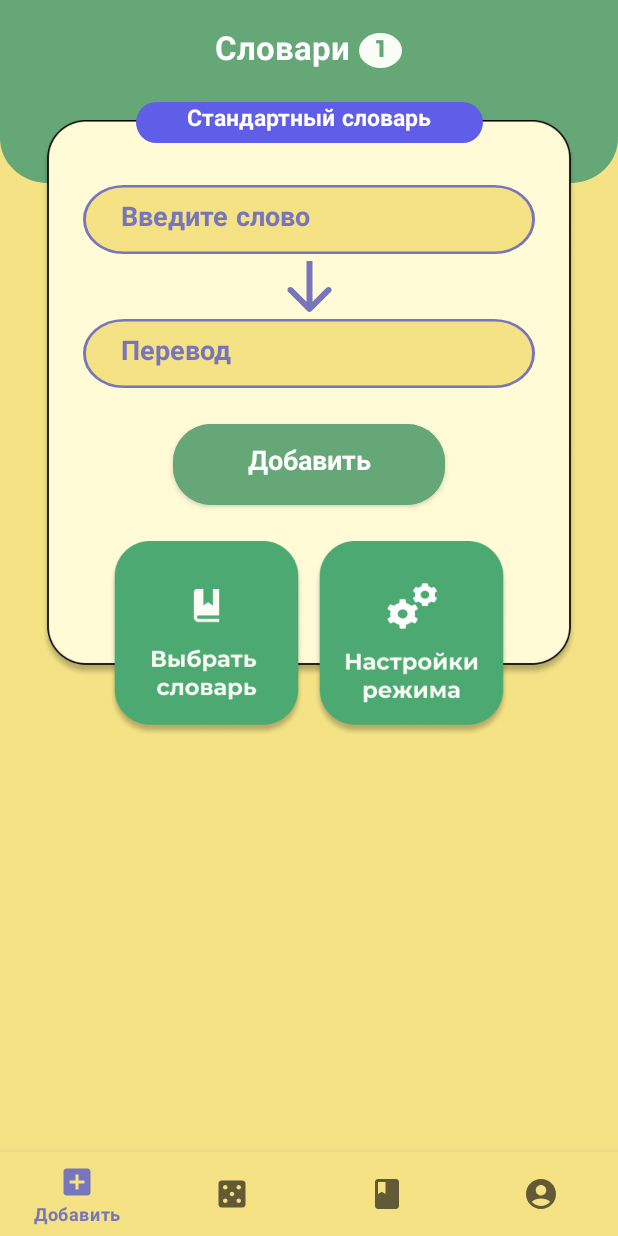
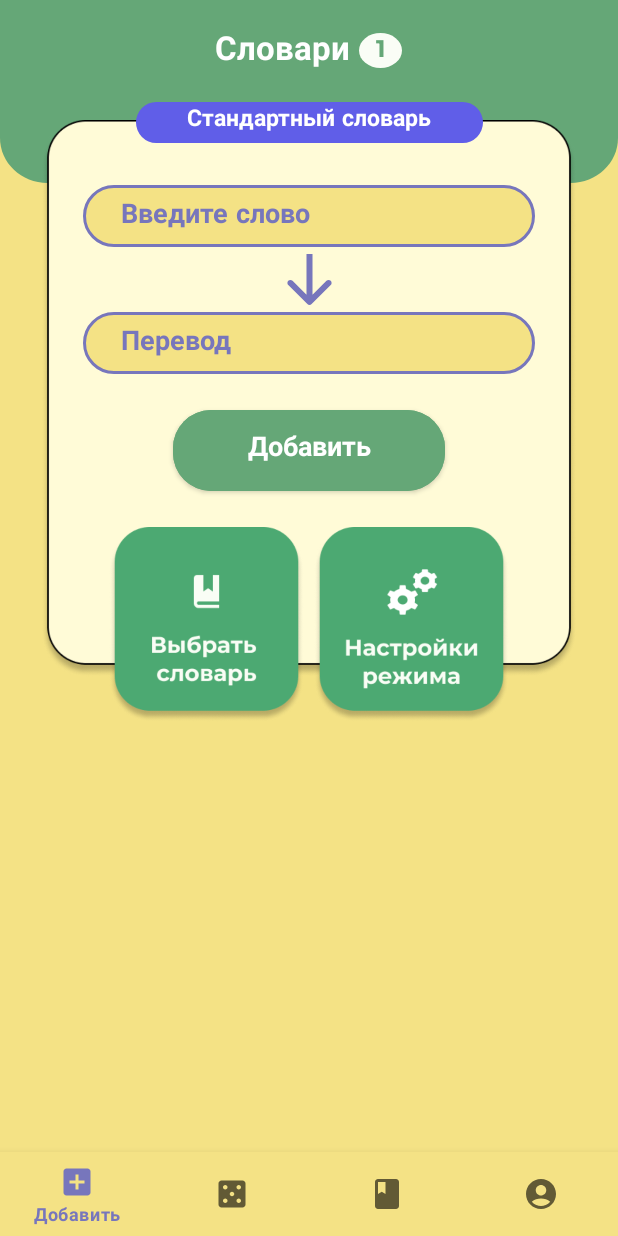
Before and after one commit to nagel-clean-code/word-notification, an Android app: the screen it shows after launch (MainActivity), on a phone screen of 412 x 824 dp. Run offline under Robolectric (Android 15) with nearby library versions, the phone set to English and light mode, and no system bars; our stand-ins replace Dagger/Hilt's generated code, Room's generated code; libraries missing offline, so code that uses them is left out: androidx.hilt.work; Roboto replaces fonts that are not available here; 1 statement that could not run was skipped.

Commit message:
Удаление словарей

```diff
--- a/app/src/main/java/com/nagel/wordnotification/data/dictionaries/DictionaryRepository.kt
+++ b/app/src/main/java/com/nagel/wordnotification/data/dictionaries/DictionaryRepository.kt
@@ -11,6 +11,7 @@ interface DictionaryRepository {
     fun loadDictionaryByName(name: String, idAuthor: Long, success: (Dictionary?) -> Unit)
     fun loadDictionaryById(idDictionary: Long, success: (Dictionary?) -> Unit)
     fun deleteWordById(idWord: Long, success: (Boolean) -> Unit)
+    fun deleteDictionaryById(idDictionary: Long, success: (Boolean) -> Unit)
     fun addWord(word: Word, success: (Long) -> Unit)
     fun createDictionary(name: String, idAccount: Long, success: (dictionary: Dictionary) -> Unit = {})
 }
--- a/app/src/main/java/com/nagel/wordnotification/data/dictionaries/room/DictionaryDao.kt
+++ b/app/src/main/java/com/nagel/wordnotification/data/dictionaries/room/DictionaryDao.kt
@@ -29,6 +29,9 @@ interface DictionaryDao {
 
     @Query("DELETE FROM words WHERE id_word =:idWord")
     suspend fun deleteWord(idWord: Long): Int
+
+    @Query("DELETE FROM dictionaries WHERE id =:idDictionary")
+    suspend fun deleteDictionary(idDictionary: Long): Int
 //    fun deleteWord(idWord: Long): Flow<Int>
 
     @Query("SELECT * FROM words WHERE id_dictionary = :idDictionary")
--- a/app/src/main/java/com/nagel/wordnotification/presentation/addingwords/AddingWordsFragment.kt
+++ b/app/src/main/java/com/nagel/wordnotification/presentation/addingwords/AddingWordsFragment.kt
@@ -127,7 +127,7 @@ class AddingWordsFragment : BaseFragment() {
     }
 
     private fun showMenuActionOnWord(word: Word, position: Int) {
-        MenuSelectingActionsOnWord {
+        MenuSelectingActions {
             viewModel.deleteWord(word.idWord) {
                 viewModel.dictionary?.wordList?.removeIf { it.idWord == word.idWord }
                 listWordsAdapter?.notifyItemRemoved(position)
--- a/app/src/main/java/com/nagel/wordnotification/presentation/addingwords/ListWordsAdapter.kt
+++ b/app/src/main/java/com/nagel/wordnotification/presentation/addingwords/ListWordsAdapter.kt
@@ -50,9 +50,8 @@ class ListWordsAdapter(
     }
 
 
-
     override fun getItemViewType(position: Int): Int {
-        val words = wordList[position]
+        val words = wordList[wordList.size - 1 - position]
         return when {
             words.textFirst.length <= 11 && words.textLast.length <= 11 -> WORD_TYPE_1
             words.textFirst.length <= 20 && words.textLast.length <= 50 -> WORD_TYPE_2
--- /dev/null
+++ b/app/src/main/res/drawable/background_input_view.xml
@@ -0,0 +1,16 @@
+<?xml version="1.0" encoding="utf-8"?>
+<shape xmlns:android="http://schemas.android.com/apk/res/android"
+    android:shape="rectangle">
+
+    <!-- shape property for the view based on the value particular view would be drawn -->
+    <corners android:radius="25dp" />
+    <stroke
+        android:width="2dp"
+        android:color="@color/purple" />
+    <!-- stroke for defining a border for view -->
+    <solid android:color="@color/beige" />
+    <size
+        android:width="40dp"
+        android:height="40dp" />
+    <!-- size element is used to define a design here height & width are same means square with some radius -->
+</shape>
--- a/app/src/main/res/layout/fragment_adding_words.xml
+++ b/app/src/main/res/layout/fragment_adding_words.xml
@@ -115,10 +115,11 @@
                 android:layout_height="wrap_content"
                 android:layout_marginHorizontal="28dp"
                 android:layout_marginTop="43dp"
-                android:background="@drawable/background_input_text_rad_30"
+                android:background="@drawable/background_input_view"
                 android:fontFamily="@font/montserrat_bold"
-                android:hint="Введите слово"
+                android:hint="@string/enter_word"
                 android:maxLines="3"
+                android:paddingVertical="7dp"
                 android:paddingHorizontal="25dp"
                 android:textColor="@color/purple"
                 android:textColorHint="@color/purple"
@@ -143,10 +144,11 @@
                 android:layout_height="wrap_content"
                 android:layout_marginHorizontal="28dp"
                 android:layout_marginTop="43dp"
-                android:background="@drawable/background_input_text_rad_30"
+                android:background="@drawable/background_input_view"
                 android:fontFamily="@font/montserrat_bold"
-                android:hint="Перевод"
+                android:hint="@string/translation"
                 android:maxLines="3"
+                android:paddingVertical="7dp"
                 android:paddingHorizontal="25dp"
                 android:textColor="@color/purple"
                 android:textColorHint="@color/purple"
--- a/app/src/main/res/layout/menu_selecting_actions_on_word.xml
+++ b/app/src/main/res/layout/menu_selecting_actions_on_word.xml
@@ -3,7 +3,9 @@
     android:layout_width="wrap_content"
     android:layout_height="wrap_content"
     android:gravity="center"
-    android:background="@android:color/transparent"
+    android:paddingVertical="30dp"
+    android:paddingHorizontal="20dp"
+    android:background="@drawable/rounded_background_settings"
     android:orientation="vertical">
 
     <Button
--- a/app/src/main/res/values/strings.xml
+++ b/app/src/main/res/values/strings.xml
@@ -39,5 +39,7 @@
     <string name="forgetfulness_curve_long">Каривая Эббингауза долгая</string>
     <string name="plateau_effect">«Эффект плато»</string>
     <string name="save">Сохранить</string>
+    <string name="translation">Перевод</string>
+    <string name="enter_word">Введите слово</string>
 
 </resources>
```
Also changed, not shown: app/src/main/java/com/nagel/wordnotification/data/dictionaries/room/RoomDictionaryRepository.kt (+9 -3 lines), app/src/main/java/com/nagel/wordnotification/presentation/addingwords/MenuSelectingActions.kt (renamed from app/src/main/java/com/nagel/wordnotification/presentation/addingwords/MenuSelectingActionsOnWord.kt, +14 -1 lines), app/src/main/java/com/nagel/wordnotification/presentation/choosingdictionary/ChoosingDictionaryFragment.kt (+12 -1 lines), app/src/main/java/com/nagel/wordnotification/presentation/choosingdictionary/ChoosingDictionaryVM.kt (+10 -0 lines), app/src/main/java/com/nagel/wordnotification/presentation/choosingdictionary/DictionariesListAdapter.kt (+6 -1 lines), app/src/main/res/layout/fragment_mode_settings.xml (+1 -7 lines).
